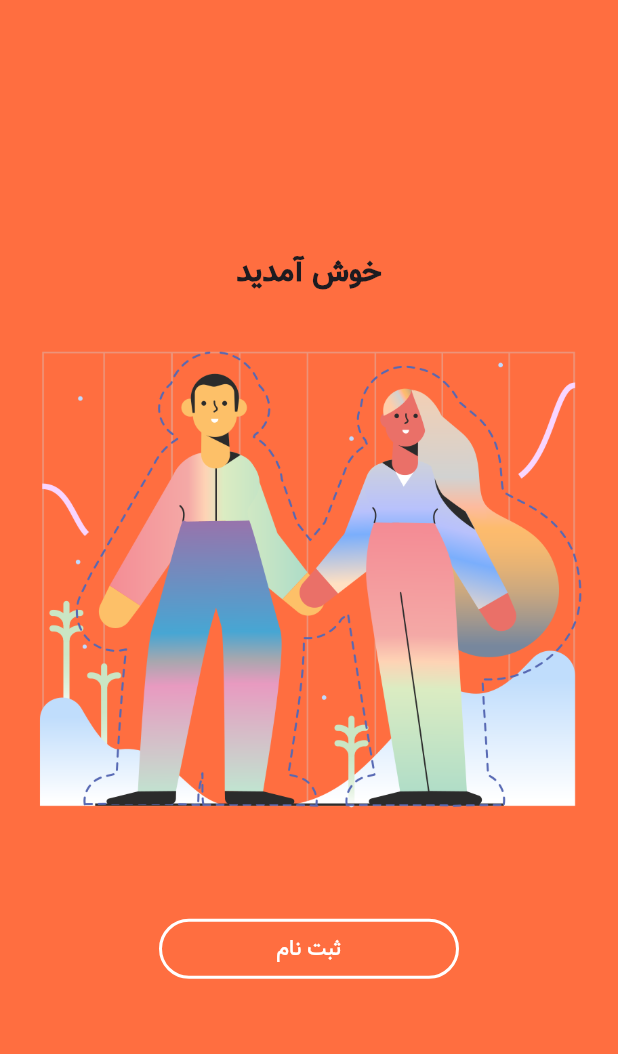
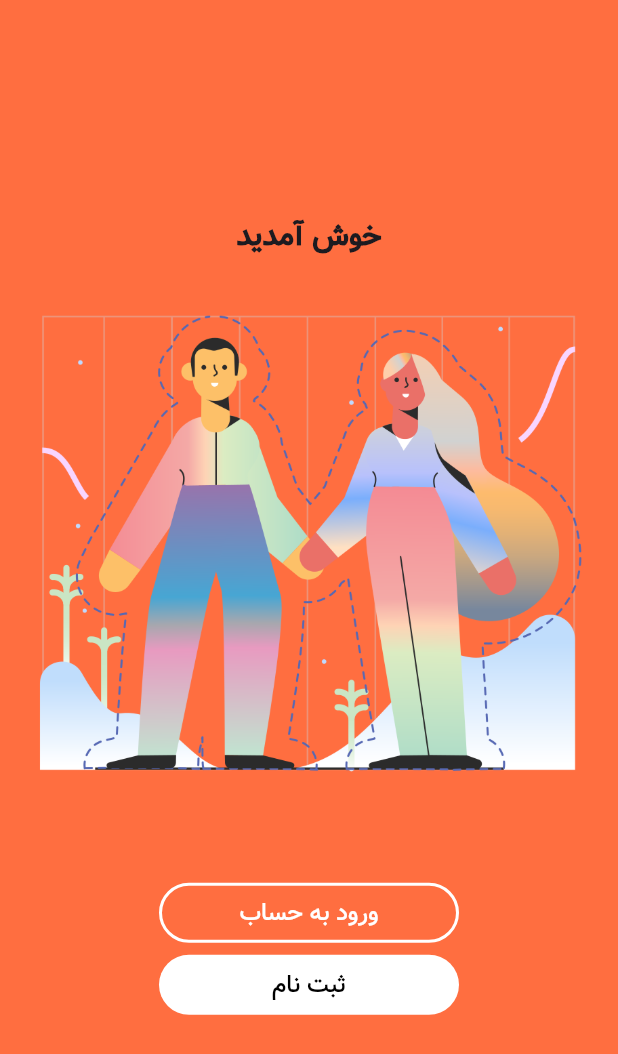
Before and after one commit to ShahramDeveloper/flutter_blog_navigation, a Flutter app: the screen it shows after launch, on a phone screen of 412 x 824 dp. Shown: the top 1054 px of the screen. Run offline on Flutter 3.47's test engine with Material 3 defaults, Android fonts, the phone set to English and light mode, and no system bars.

Commit message:
Add TextButton login to HomeScreen widget in main.dart

```diff
--- a/lib/main.dart
+++ b/lib/main.dart
@@ -37,7 +37,10 @@ class HomeScreen extends StatelessWidget {
             ),
             OutlinedButton(
               onPressed: () {},
-              child: Text('ثبت نام'),
+              child: Text(
+                'ورود به حساب',
+                style: TextStyle(fontSize: 16.0),
+              ),
               style: OutlinedButton.styleFrom(
                 minimumSize: Size(200.0, 40.0),
                 foregroundColor: Colors.white,
@@ -46,7 +49,18 @@ class HomeScreen extends StatelessWidget {
                   width: 2.0,
                 ),
               ),
-            )
+            ),
+            TextButton(
+              style: TextButton.styleFrom(
+                  foregroundColor: Colors.black,
+                  backgroundColor: Colors.white,
+                  minimumSize: Size(200.0, 40.0)),
+              onPressed: () {},
+              child: Text(
+                'ثبت نام',
+                style: TextStyle(fontSize: 16.0),
+              ),
+            ),
           ],
         ),
       ),
```
